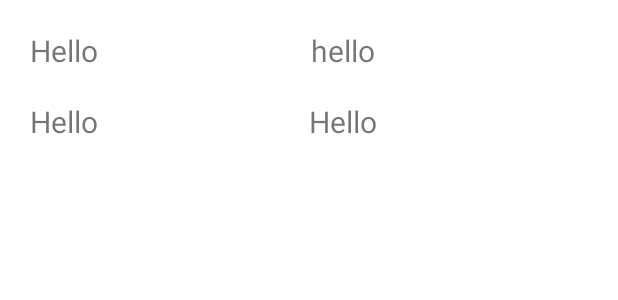
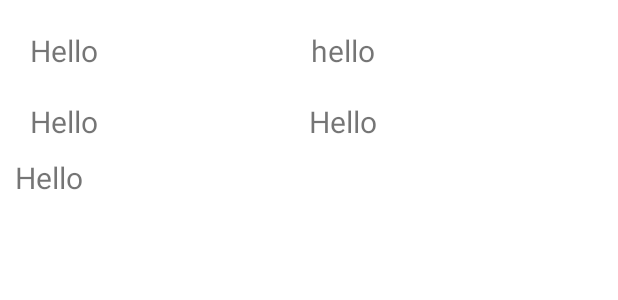
Before and after one commit to keerthanataltaje/BankingApplication, an Android app: the layout recyclerview_for_transactions.xml on its own in the app's theme, with its tools: preview values and no code run, on a phone screen of 412 x 824 dp. Shown: the top 300 px of the screen. Run offline under Robolectric (Android 15) with nearby library versions, the phone set to English and light mode, and no system bars.

Commit message:
Updated transaction layout

```diff
--- a/app/src/main/java/com/example/android/basic_banking_application/ViewAllUsers.java
+++ b/app/src/main/java/com/example/android/basic_banking_application/ViewAllUsers.java
@@ -49,7 +49,7 @@ public class ViewAllUsers extends AppCompatActivity {
 
     }
     public void onItemClick(View view, int position) {
-        Toast.makeText(this, "You clicked " + adapter.getItem(position) + " on row number " + position, Toast.LENGTH_SHORT).show();
+        //Toast.makeText(this, "You clicked " + adapter.getItem(position) + " on row number " + position, Toast.LENGTH_SHORT).show();
         Intent intent = new Intent(ViewAllUsers.this,ViewUserDetails.class);
         intent.putExtra("Id",adapter.getItem(position));
         startActivity(intent);
--- a/app/src/main/res/layout/recyclerview_for_transactions.xml
+++ b/app/src/main/res/layout/recyclerview_for_transactions.xml
@@ -1,11 +1,11 @@
 <?xml version="1.0" encoding="utf-8"?>
-<LinearLayout
-    xmlns:android="http://schemas.android.com/apk/res/android"
+<LinearLayout xmlns:android="http://schemas.android.com/apk/res/android"
     android:id="@+id/Row_User"
     android:layout_width="match_parent"
     android:layout_height="wrap_content"
     android:orientation="vertical"
     android:padding="10dp">
+
     <LinearLayout
         android:id="@+id/user_details"
         android:layout_width="match_parent"
@@ -25,10 +25,11 @@
             android:id="@+id/touser"
             android:layout_width="wrap_content"
             android:layout_height="wrap_content"
+            android:layout_weight="1"
             android:text="hello"
-        android:layout_weight="1"
             android:textSize="20sp" />
     </LinearLayout>
+
     <LinearLayout
 
         android:id="@+id/details"
@@ -36,20 +37,31 @@
         android:layout_height="wrap_content"
         android:orientation="horizontal"
         android:padding="10dp">
+
         <TextView
             android:id="@+id/t_amount"
-        android:text="Hello"
             android:layout_width="wrap_content"
             android:layout_height="wrap_content"
             android:layout_weight="1"
-        android:textSize="20sp"/>
+            android:text="Hello"
+            android:textSize="20sp" />
+
         <TextView
-        android:id="@+id/timestamp"
-        android:text="Hello"
+            android:id="@+id/status"
             android:layout_width="wrap_content"
             android:layout_height="wrap_content"
             android:layout_weight="1"
-        android:textSize="20sp"/>
+            android:text="Hello"
+            android:textSize="20sp" />
     </LinearLayout>
 
+    <TextView
+        android:id="@+id/timestamp"
+        android:layout_width="wrap_content"
+        android:layout_height="match_parent"
+        android:layout_weight="1"
+        android:text="Hello"
+        android:textSize="20sp" />
+
+
 </LinearLayout>
```
Also changed, not shown: app/src/main/java/com/example/android/basic_banking_application/SendTo.java (+5 -4 lines), app/src/main/java/com/example/android/basic_banking_application/ViewTransferData.java (+12 -4 lines), app/src/main/res/layout/activity_confirm.xml (+1 -13 lines). Lines whose indentation alone changed are shown as unchanged.
